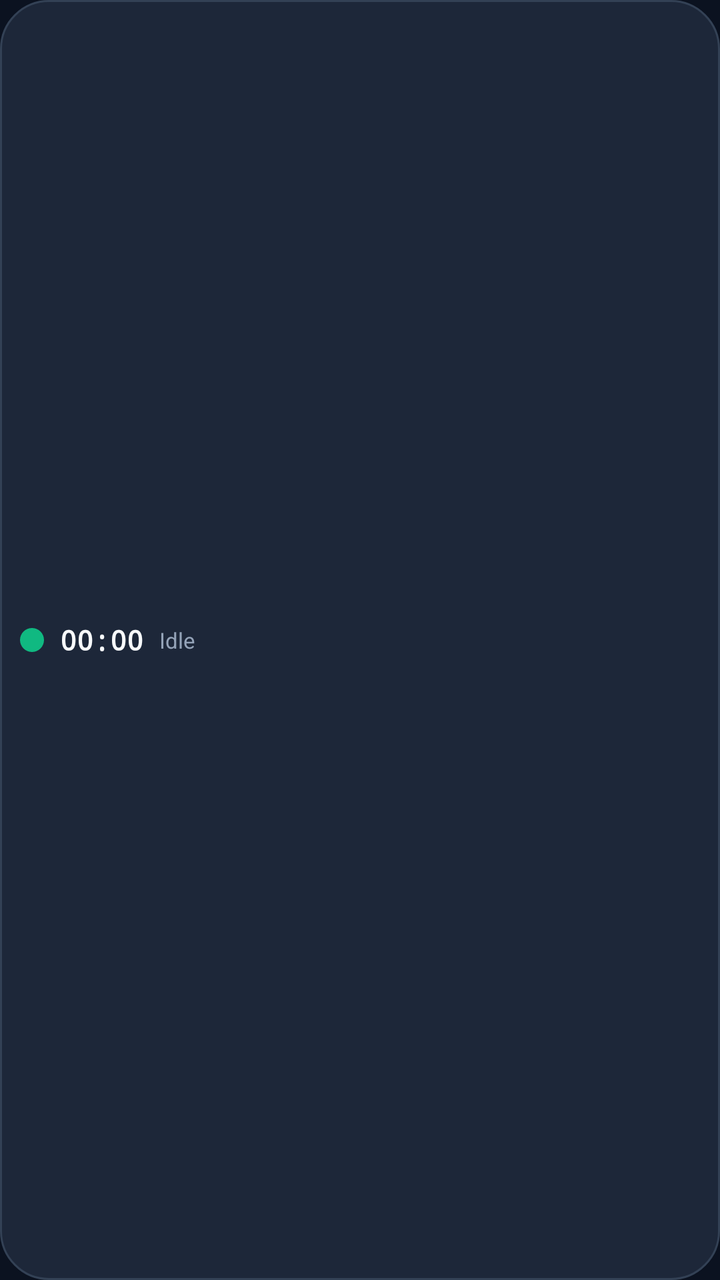
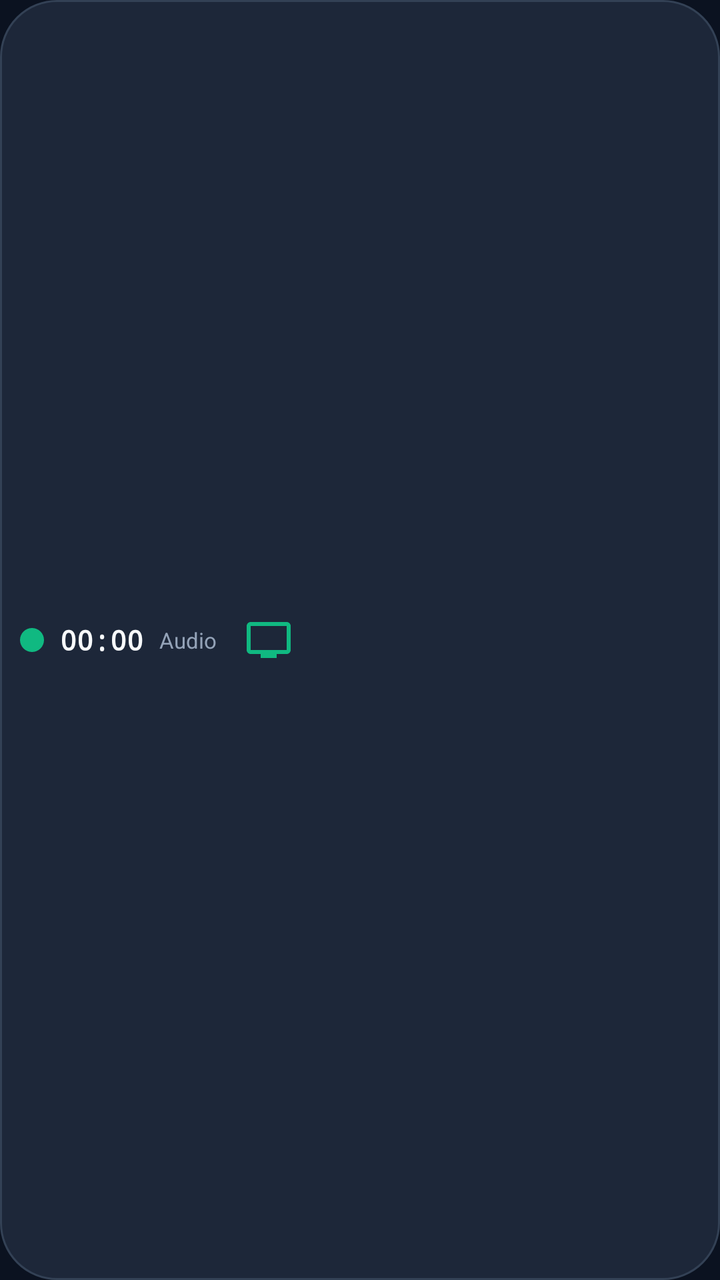

Screens rendered from an Android XML layout before and after an edit, with the pre-edit source and the edit as a unified diff.
<!-- AndroidManifest.xml: application theme Theme.FloatingRecorder -->
<!-- res/layout/floating_recorder.xml -->
<?xml version="1.0" encoding="utf-8"?>
<LinearLayout xmlns:android="http://schemas.android.com/apk/res/android"
    android:layout_width="wrap_content" android:layout_height="wrap_content"
    android:orientation="horizontal" android:background="@drawable/floating_bg"
    android:padding="10dp" android:gravity="center_vertical">
    <View android:id="@+id/statusDot" android:layout_width="12dp" android:layout_height="12dp"
        android:background="@drawable/dot_green"/>
    <TextView android:id="@+id/tvTime" android:layout_width="wrap_content"
        android:layout_height="wrap_content" android:layout_marginStart="8dp"
        android:text="00:00" android:textColor="@color/text" android:textSize="14sp"
        android:textStyle="bold" android:fontFamily="monospace"/>
    <TextView android:id="@+id/tvLabel" android:layout_width="wrap_content"
        android:layout_height="wrap_content" android:layout_marginStart="8dp"
        android:layout_marginEnd="6dp" android:text="Idle" android:textColor="@color/text_dim"
        android:textSize="11sp"/>
</LinearLayout>
<!-- resources referenced by this layout -->
<resources>
  <color name="text">#F8FAFC</color>
  <color name="text_dim">#94A3B8</color>
  <!-- drawable dot_green (drawable) -->
  <shape xmlns:android="http://schemas.android.com/apk/res/android" android:shape="oval">
      <solid android:color="#10B981"/>
      <size android:width="12dp" android:height="12dp"/>
  </shape>
  <!-- drawable floating_bg (drawable) -->
  <shape xmlns:android="http://schemas.android.com/apk/res/android">
      <solid android:color="#F01E293B"/>
      <corners android:radius="24dp"/>
      <stroke android:width="1dp" android:color="#334155"/>
  </shape>
  <style name="Theme.FloatingRecorder" parent="Theme.AppCompat.NoActionBar">
          <item name="colorPrimary">@color/accent</item>
          <item name="colorPrimaryDark">@color/bg</item>
          <item name="colorAccent">@color/accent_green</item>
          <item name="android:windowBackground">@color/bg</item>
          <item name="android:textColor">@color/text</item>
      </style>
  <color name="accent">#EF4444</color>
  <color name="bg">#0B1220</color>
  <color name="accent_green">#10B981</color>
</resources>

<!-- the commit's change to res/layout/floating_recorder.xml (unified diff, before → after) -->
@@ -1,16 +1,46 @@
 <?xml version="1.0" encoding="utf-8"?>
 <LinearLayout xmlns:android="http://schemas.android.com/apk/res/android"
-    android:layout_width="wrap_content" android:layout_height="wrap_content"
-    android:orientation="horizontal" android:background="@drawable/floating_bg"
-    android:padding="10dp" android:gravity="center_vertical">
-    <View android:id="@+id/statusDot" android:layout_width="12dp" android:layout_height="12dp"
-        android:background="@drawable/dot_green"/>
-    <TextView android:id="@+id/tvTime" android:layout_width="wrap_content"
-        android:layout_height="wrap_content" android:layout_marginStart="8dp"
-        android:text="00:00" android:textColor="@color/text" android:textSize="14sp"
-        android:textStyle="bold" android:fontFamily="monospace"/>
-    <TextView android:id="@+id/tvLabel" android:layout_width="wrap_content"
-        android:layout_height="wrap_content" android:layout_marginStart="8dp"
-        android:layout_marginEnd="6dp" android:text="Idle" android:textColor="@color/text_dim"
-        android:textSize="11sp"/>
+    android:layout_width="wrap_content"
+    android:layout_height="wrap_content"
+    android:background="@drawable/floating_bg"
+    android:elevation="8dp"
+    android:gravity="center_vertical"
+    android:orientation="horizontal"
+    android:padding="10dp">
+
+    <View
+        android:id="@+id/statusDot"
+        android:layout_width="12dp"
+        android:layout_height="12dp"
+        android:background="@drawable/dot_green" />
+
+    <TextView
+        android:id="@+id/tvTime"
+        android:layout_width="wrap_content"
+        android:layout_height="wrap_content"
+        android:layout_marginStart="8dp"
+        android:fontFamily="monospace"
+        android:text="00:00"
+        android:textColor="@color/text"
+        android:textSize="14sp"
+        android:textStyle="bold" />
+
+    <TextView
+        android:id="@+id/tvLabel"
+        android:layout_width="wrap_content"
+        android:layout_height="wrap_content"
+        android:layout_marginStart="8dp"
+        android:text="Audio"
+        android:textColor="@color/text_dim"
+        android:textSize="11sp" />
+
+    <ImageButton
+        android:id="@+id/btnModeSwitch"
+        android:layout_width="36dp"
+        android:layout_height="36dp"
+        android:layout_marginStart="8dp"
+        android:background="?android:attr/selectableItemBackgroundBorderless"
+        android:contentDescription="Switch mode"
+        android:scaleType="centerInside"
+        android:src="@drawable/ic_screen" />
 </LinearLayout>
<!-- resource entries referenced after the edit -->
@@ -3,24 +3,38 @@
   <color name="text">#F8FAFC</color>
   <color name="text_dim">#94A3B8</color>
   <!-- drawable dot_green (drawable) -->
+  <?xml version="1.0" encoding="utf-8"?>
   <shape xmlns:android="http://schemas.android.com/apk/res/android" android:shape="oval">
-      <solid android:color="#10B981"/>
-      <size android:width="12dp" android:height="12dp"/>
+      <solid android:color="#10B981" />
+      <size android:width="12dp" android:height="12dp" />
   </shape>
   <!-- drawable floating_bg (drawable) -->
+  <?xml version="1.0" encoding="utf-8"?>
   <shape xmlns:android="http://schemas.android.com/apk/res/android">
-      <solid android:color="#F01E293B"/>
-      <corners android:radius="24dp"/>
-      <stroke android:width="1dp" android:color="#334155"/>
+      <solid android:color="#F01E293B" />
+      <corners android:radius="28dp" />
+      <stroke android:width="1dp" android:color="#334155" />
   </shape>
-  <style name="Theme.FloatingRecorder" parent="Theme.AppCompat.NoActionBar">
-          <item name="colorPrimary">@color/accent</item>
+  <!-- drawable ic_screen (drawable) -->
+  <?xml version="1.0" encoding="utf-8"?>
+  <vector xmlns:android="http://schemas.android.com/apk/res/android"
+      android:width="24dp"
+      android:height="24dp"
+      android:viewportWidth="24"
+      android:viewportHeight="24">
+      <path
+          android:fillColor="#10B981"
+          android:pathData="M21,3H3C1.9,3 1,3.9 1,5v12c0,1.1 0.9,2 2,2h5v2h8v-2h5c1.1,0 2,-0.9 2,-2V5C23,3.9 22.1,3 21,3zM21,17H3V5h18V17z"/>
+  </vector>
+  <style name="Theme.FloatingRecorder" parent="Theme.MaterialComponents.NoActionBar">
+          <item name="colorPrimary">@color/primary</item>
           <item name="colorPrimaryDark">@color/bg</item>
           <item name="colorAccent">@color/accent_green</item>
           <item name="android:windowBackground">@color/bg</item>
           <item name="android:textColor">@color/text</item>
+          <item name="android:statusBarColor" tools:targetApi="l">@color/bg</item>
       </style>
-  <color name="accent">#EF4444</color>
+  <color name="primary">#6366F1</color>
   <color name="bg">#0B1220</color>
   <color name="accent_green">#10B981</color>
 </resources>
